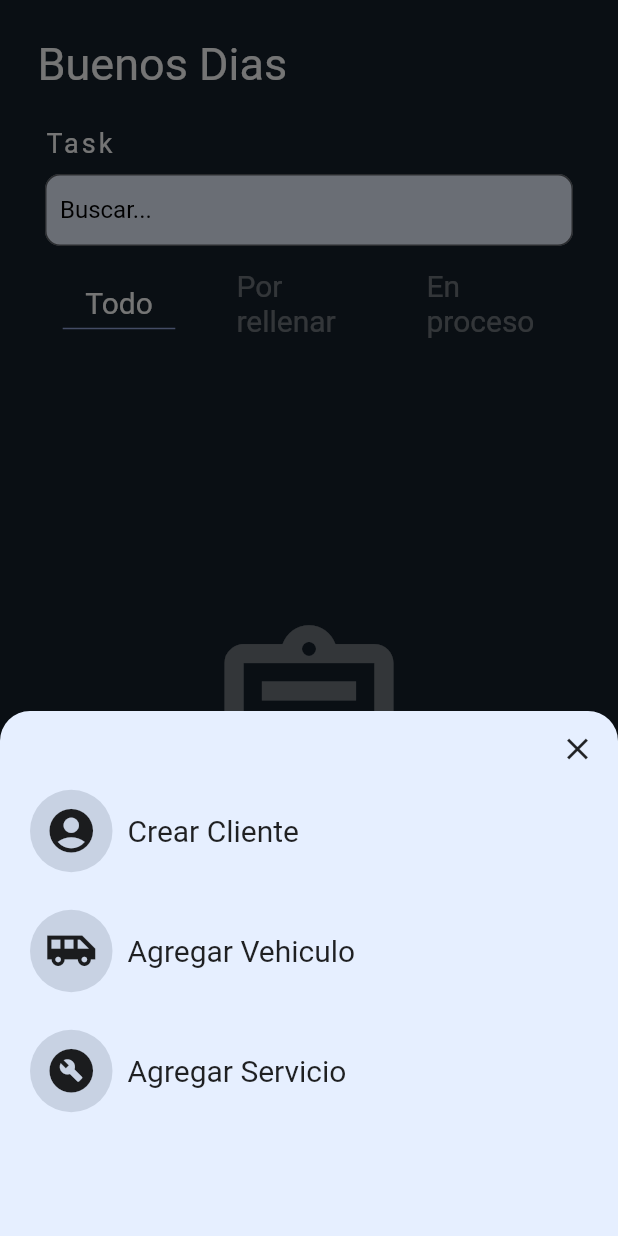
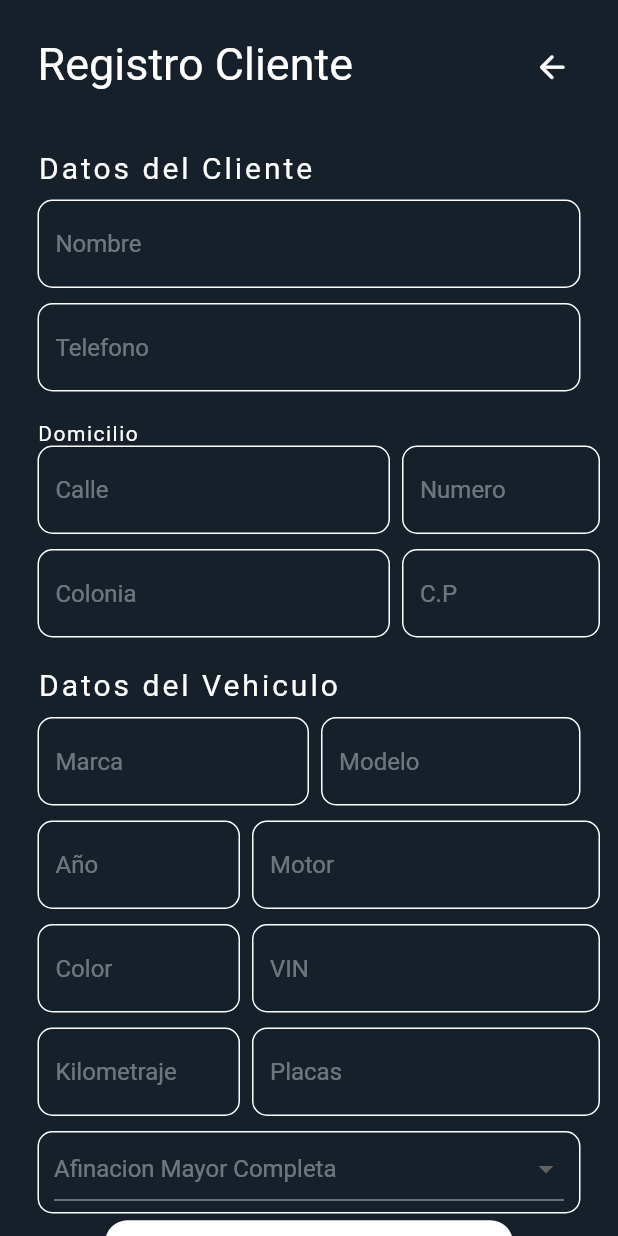
Before and after one commit to adanclv/aplicacion_mecanico, a Flutter app: the screen it shows after launch, item 3 of the bottom bar chosen, after a tap on "Crear Cliente", on a phone screen of 412 x 824 dp. Run offline on Flutter 3.47's test engine with Material 2 defaults, Android fonts, the phone set to English and light mode, and no system bars.

Commit message:
diseño p3(Registro clientes + cambios)

```diff
--- a/lib/main.dart
+++ b/lib/main.dart
@@ -3,6 +3,7 @@ import 'package:aplicacion_mecanico/vistas/Pantalla_citas.dart';
 import 'package:aplicacion_mecanico/vistas/Pantalla_clientes.dart';
 import 'package:aplicacion_mecanico/vistas/Pantalla_principal.dart';
 import 'package:aplicacion_mecanico/vistas/Registro_citas.dart';
+import 'package:aplicacion_mecanico/vistas/Registro_clientes.dart';
 import 'package:flutter/material.dart';
 import 'package:flutter/services.dart';
 
@@ -74,7 +75,12 @@ class _MyHomePageState extends State<MyHomePage> {
               ),
               GestureDetector(
                 onTap: () {
-                  print('funciona');
+                  Navigator.push(
+                    context,
+                    MaterialPageRoute(
+                      builder: (context) => Registro_clientes(),
+                    ),
+                  ).whenComplete(() => Navigator.pop(context));
                 },
                 child: BottonAddIcon(
                     iconName: Icons.account_circle_rounded,
--- a/lib/vistas/Pantalla_principal.dart
+++ b/lib/vistas/Pantalla_principal.dart
@@ -15,7 +15,7 @@ class _Pantalla_principal extends State<Pantalla_principal> {
   String mensaje = '';
 
   String buenosDTN() {
-    if (horaActual > 0 && horaActual <= 11) {
+    if (horaActual > 5 && horaActual <= 11) {
       mensaje = 'Buenos Dias';
     } else if (horaActual >= 11 && horaActual < 20) {
       mensaje = 'Buenas Tardes';
@@ -63,10 +63,8 @@ class _Pantalla_principal extends State<Pantalla_principal> {
                       EdgeInsets.symmetric(vertical: 10, horizontal: 10),
                   fillColor: Color(0xFFE6EFFF),
                   filled: true,
-                  label: Text(
-                    'Buscar...',
-                    style: TextStyle(color: Colors.black),
-                  ),
+                  hintText: 'Buscar...',
+                  hintStyle: TextStyle(color: Theme.of(context).primaryColor),
                   border: OutlineInputBorder(
                       borderSide: BorderSide(color: Colors.black),
                       borderRadius: BorderRadius.circular(10)),
@@ -110,7 +108,7 @@ class _Pantalla_principal extends State<Pantalla_principal> {
                   Icon(Icons.assignment_outlined,
                       color: Colors.white38, size: 150),
                   Text(
-                    'Sin Pendientes todavia',
+                    'Sin Pendientes',
                     style: TextStyle(color: Colors.white, fontSize: 25),
                   ),
                   Text(
--- a/lib/vistas/Registro_citas.dart
+++ b/lib/vistas/Registro_citas.dart
@@ -245,7 +245,7 @@ class _Registro_citas extends State<Registro_citas> {
                   ),
                 ],
               ),
-              SizedBox(height: 15),
+              SizedBox(height: 25),
               Row(
                 mainAxisAlignment: MainAxisAlignment.center,
                 children: [
@@ -284,7 +284,7 @@ class _Registro_citas extends State<Registro_citas> {
                     ),
                   ),
                 ],
-              )
+              ),
             ],
           ),
         ),
--- /dev/null
+++ b/lib/vistas/Registro_clientes.dart
@@ -0,0 +1,502 @@
+import 'package:flutter/cupertino.dart';
+import 'package:flutter/material.dart';
+
+class Registro_clientes extends StatefulWidget {
+  const Registro_clientes({super.key});
+
+  @override
+  State<Registro_clientes> createState() => _Registro_clientes();
+}
+
+class _Registro_clientes extends State<Registro_clientes> {
+  List<String> items = [
+    "Afinacion Mayor Completa",
+    "Servicio de Frenos",
+    "Servicio de suspension",
+    "Servicio de direccion Hidraulica",
+    "Condiciones del Motor",
+    "Condicion Sistema de Enfriamiento"
+  ];
+  String? selectedItem = "Afinacion Mayor Completa";
+
+  @override
+  Widget build(BuildContext context) {
+    return Scaffold(
+      backgroundColor: Theme.of(context).primaryColor,
+      body: SafeArea(
+        child: SingleChildScrollView(
+          child: Column(
+            crossAxisAlignment: CrossAxisAlignment.start,
+            children: [
+              Row(
+                mainAxisAlignment: MainAxisAlignment.spaceBetween,
+                children: [
+                  Text_info(cadena: 'Registro Cliente', opcion: 1),
+                  Padding(
+                    padding: const EdgeInsets.only(
+                        right: 20, left: 10, top: 15, bottom: 5),
+                    child: IconButton(
+                      onPressed: () {
+                        Navigator.pop(context);
+                      },
+                      icon: Icon(
+                        Icons.arrow_back_rounded,
+                        size: 25,
+                        color: Colors.white,
+                      ),
+                    ),
+                  )
+                ],
+              ),
+              Text_info(cadena: 'Datos del Cliente', opcion: 0),
+              SizedBox(height: 10),
+              Padding(
+                padding: EdgeInsets.only(left: 25, right: 25),
+                child: TextField(
+                  style: TextStyle(color: Colors.white),
+                  decoration: InputDecoration(
+                    enabledBorder: OutlineInputBorder(
+                        borderRadius: BorderRadius.circular(10),
+                        borderSide: BorderSide(color: Colors.white)),
+                    hintText: 'Nombre',
+                    hintStyle: TextStyle(color: Colors.white38),
+                    focusedBorder: OutlineInputBorder(
+                        borderRadius: BorderRadius.circular(10),
+                        borderSide: BorderSide(color: Colors.white)),
+                  ),
+                ),
+              ),
+              SizedBox(height: 10),
+              Padding(
+                padding: EdgeInsets.only(left: 25, right: 25),
+                child: TextField(
+                  style: TextStyle(color: Colors.white),
+                  decoration: InputDecoration(
+                    enabledBorder: OutlineInputBorder(
+                        borderRadius: BorderRadius.circular(10),
+                        borderSide: BorderSide(color: Colors.white)),
+                    hintText: 'Telefono',
+                    hintStyle: TextStyle(color: Colors.white38),
+                    focusedBorder: OutlineInputBorder(
+                        borderRadius: BorderRadius.circular(10),
+                        borderSide: BorderSide(color: Colors.white)),
+                  ),
+                ),
+              ),
+              Padding(
+                padding: EdgeInsets.only(left: 25, top: 20),
+                child: Text(
+                  'Domicilio',
+                  style: TextStyle(
+                      color: Colors.white, fontSize: 14, letterSpacing: 1),
+                ),
+              ),
+              Row(
+                children: [
+                  Container(
+                    width: 260,
+                    child: Container(
+                      width: 200,
+                      padding: EdgeInsets.only(left: 25),
+                      child: TextField(
+                        //maxLength: 30,
+                        style: TextStyle(color: Colors.white),
+                        decoration: InputDecoration(
+                          enabledBorder: OutlineInputBorder(
+                              borderRadius: BorderRadius.circular(10),
+                              borderSide: BorderSide(color: Colors.white)),
+                          hintText: 'Calle',
+                          hintStyle: TextStyle(color: Colors.white38),
+                          focusedBorder: OutlineInputBorder(
+                            borderRadius: BorderRadius.circular(10),
+                            borderSide: BorderSide(color: Colors.white),
+                          ),
+                        ),
+                      ),
+                    ),
+                  ),
+                  Container(
+                    width: 160,
+                    child: Padding(
+                      padding: EdgeInsets.only(left: 8, right: 20),
+                      child: TextField(
+                        //maxLength: 5,
+                        style: TextStyle(color: Colors.white),
+                        decoration: InputDecoration(
+                          enabledBorder: OutlineInputBorder(
+                              borderRadius: BorderRadius.circular(10),
+                              borderSide: BorderSide(color: Colors.white)),
+                          hintText: 'Numero',
+                          hintStyle: TextStyle(color: Colors.white38),
+                          focusedBorder: OutlineInputBorder(
+                            borderRadius: BorderRadius.circular(10),
+                            borderSide: BorderSide(color: Colors.white),
+                          ),
+                        ),
+                      ),
+                    ),
+                  ),
+                ],
+              ),
+              SizedBox(height: 10),
+              Row(
+                children: [
+                  Container(
+                    width: 260,
+                    child: Container(
+                      width: 200,
+                      padding: EdgeInsets.only(left: 25),
+                      child: TextField(
+                        //maxLength: 30,
+                        style: TextStyle(color: Colors.white),
+                        decoration: InputDecoration(
+                          enabledBorder: OutlineInputBorder(
+                              borderRadius: BorderRadius.circular(10),
+                              borderSide: BorderSide(color: Colors.white)),
+                          hintText: 'Colonia',
+                          hintStyle: TextStyle(color: Colors.white38),
+                          focusedBorder: OutlineInputBorder(
+                            borderRadius: BorderRadius.circular(10),
+                            borderSide: BorderSide(color: Colors.white),
+                          ),
+                        ),
+                      ),
+                    ),
+                  ),
+                  Container(
+                    width: 160,
+                    child: Padding(
+                      padding: EdgeInsets.only(left: 8, right: 20),
+                      child: TextField(
+                        //maxLength: 5,
+                        style: TextStyle(color: Colors.white),
+                        decoration: InputDecoration(
+                          enabledBorder: OutlineInputBorder(
+                              borderRadius: BorderRadius.circular(10),
+                              borderSide: BorderSide(color: Colors.white)),
+                          hintText: 'C.P',
+                          hintStyle: TextStyle(color: Colors.white38),
+                          focusedBorder: OutlineInputBorder(
+                            borderRadius: BorderRadius.circular(10),
+                            borderSide: BorderSide(color: Colors.white),
+                          ),
+                        ),
+                      ),
+                    ),
+                  ),
+                ],
+              ),
+              Text_info(cadena: 'Datos del Vehiculo', opcion: 0),
+              SizedBox(height: 10),
+              Row(
+                children: [
+                  Expanded(
+                    child: Padding(
+                      padding: EdgeInsets.only(left: 25),
+                      child: TextField(
+                        style: TextStyle(color: Colors.white),
+                        decoration: InputDecoration(
+                          enabledBorder: OutlineInputBorder(
+                              borderRadius: BorderRadius.circular(10),
+                              borderSide: BorderSide(color: Colors.white)),
+                          hintText: 'Marca',
+                          hintStyle: TextStyle(color: Colors.white38),
+                          focusedBorder: OutlineInputBorder(
+                            borderRadius: BorderRadius.circular(10),
+                            borderSide: BorderSide(color: Colors.white),
+                          ),
+                        ),
+                      ),
+                    ),
+                  ),
+                  Expanded(
+                    child: Padding(
+                      padding: EdgeInsets.only(left: 8, right: 25),
+                      child: TextField(
+                        style: TextStyle(color: Colors.white),
+                        decoration: InputDecoration(
+                          enabledBorder: OutlineInputBorder(
+                              borderRadius: BorderRadius.circular(10),
+                              borderSide: BorderSide(color: Colors.white)),
+                          hintText: 'Modelo',
+                          hintStyle: TextStyle(color: Colors.white38),
+                          focusedBorder: OutlineInputBorder(
+                            borderRadius: BorderRadius.circular(10),
+                            borderSide: BorderSide(color: Colors.white),
+                          ),
+                        ),
+                      ),
+                    ),
+                  ),
+                ],
+              ),
+              SizedBox(height: 10),
+              Row(
+                children: [
+                  Container(
+                    width: 160,
+                    child: Container(
+                      width: 200,
+                      padding: EdgeInsets.only(left: 25),
+                      child: TextField(
+                        //maxLength: 4,
+                        style: TextStyle(color: Colors.white),
+                        decoration: InputDecoration(
+                          enabledBorder: OutlineInputBorder(
+                              borderRadius: BorderRadius.circular(10),
+                              borderSide: BorderSide(color: Colors.white)),
+                          hintText: 'Año',
+                          hintStyle: TextStyle(color: Colors.white38),
+                          focusedBorder: OutlineInputBorder(
+                            borderRadius: BorderRadius.circular(10),
+                            borderSide: BorderSide(color: Colors.white),
+                          ),
+                        ),
+                      ),
+                    ),
+                  ),
+                  Container(
+                    width: 260,
+                    child: Padding(
+                      padding: EdgeInsets.only(left: 8, right: 20),
+                      child: TextField(
+                        //maxLength: 15,
+                        style: TextStyle(color: Colors.white),
+                        decoration: InputDecoration(
+                          enabledBorder: OutlineInputBorder(
+                              borderRadius: BorderRadius.circular(10),
+                              borderSide: BorderSide(color: Colors.white)),
+                          hintText: 'Motor',
+                          hintStyle: TextStyle(color: Colors.white38),
+                          focusedBorder: OutlineInputBorder(
+                            borderRadius: BorderRadius.circular(10),
+                            borderSide: BorderSide(color: Colors.white),
+                          ),
+                        ),
+                      ),
+                    ),
+                  ),
+                ],
+              ),
+              SizedBox(height: 10),
+              Row(
+                children: [
+                  Container(
+                    width: 160,
+                    child: Container(
+                      width: 200,
+                      padding: EdgeInsets.only(left: 25),
+                      child: TextField(
+                        //maxLength: 10,
+                        style: TextStyle(color: Colors.white),
+                        decoration: InputDecoration(
+                          enabledBorder: OutlineInputBorder(
+                              borderRadius: BorderRadius.circular(10),
+                              borderSide: BorderSide(color: Colors.white)),
+                          hintText: 'Color',
+                          hintStyle: TextStyle(color: Colors.white38),
+                          focusedBorder: OutlineInputBorder(
+                            borderRadius: BorderRadius.circular(10),
+                            borderSide: BorderSide(color: Colors.white),
+                          ),
+                        ),
+                      ),
+                    ),
+                  ),
+                  Container(
+                    width: 260,
+                    child: Padding(
+                      padding: EdgeInsets.only(left: 8, right: 20),
+                      child: TextField(
+                        //maxLength: 17,
+                        style: TextStyle(color: Colors.white),
+                        decoration: InputDecoration(
+                          enabledBorder: OutlineInputBorder(
+                              borderRadius: BorderRadius.circular(10),
+                              borderSide: BorderSide(color: Colors.white)),
+                          hintText: 'VIN',
+                          hintStyle: TextStyle(color: Colors.white38),
+                          focusedBorder: OutlineInputBorder(
+                            borderRadius: BorderRadius.circular(10),
+                            borderSide: BorderSide(color: Colors.white),
+                          ),
+                        ),
+                      ),
+                    ),
+                  ),
+                ],
+              ),
+              SizedBox(height: 10),
+              Row(
+                children: [
+                  Container(
+                    width: 160,
+                    child: Container(
+                      width: 200,
+                      padding: EdgeInsets.only(left: 25),
+                      child: TextField(
+                        //maxLength: 10,
+                        style: TextStyle(color: Colors.white),
+                        decoration: InputDecoration(
+                          enabledBorder: OutlineInputBorder(
+                              borderRadius: BorderRadius.circular(10),
+                              borderSide: BorderSide(color: Colors.white)),
+                          hintText: 'Kilometraje',
+                          hintStyle: TextStyle(color: Colors.white38),
+                          focusedBorder: OutlineInputBorder(
+                            borderRadius: BorderRadius.circular(10),
+                            borderSide: BorderSide(color: Colors.white),
+                          ),
+                        ),
+                      ),
+                    ),
+                  ),
+                  Container(
+                    width: 260,
+                    child: Padding(
+                      padding: EdgeInsets.only(left: 8, right: 20),
+                      child: TextField(
+                        //maxLength: 7,
+                        style: TextStyle(color: Colors.white),
+                        decoration: InputDecoration(
+                          enabledBorder: OutlineInputBorder(
+                              borderRadius: BorderRadius.circular(10),
+                              borderSide: BorderSide(color: Colors.white)),
+                          hintText: 'Placas',
+                          hintStyle: TextStyle(color: Colors.white38),
+                          focusedBorder: OutlineInputBorder(
+                            borderRadius: BorderRadius.circular(10),
+                            borderSide: BorderSide(color: Colors.white),
+                          ),
+                        ),
+                      ),
+                    ),
+                  ),
+                ],
+              ),
+              SizedBox(height: 10),
+              Padding(
+                padding: EdgeInsets.only(left: 25, right: 25),
+                child: Container(
+                  padding: EdgeInsets.only(left: 10, right: 10),
+                  height: 55,
+                  decoration: BoxDecoration(
+                    border: Border.all(color: Colors.white),
+                    borderRadius: BorderRadius.circular(10),
+                    //color: Theme.of(context).primaryColor
+                  ),
+                  child: DropdownButton(
+                    borderRadius: BorderRadius.circular(10),
+                    menuMaxHeight: 200,
+                    dropdownColor: Theme.of(context).primaryColor,
+                    style: TextStyle(color: Colors.white38, fontSize: 16),
+                    value: selectedItem,
+                    isExpanded: true,
+                    items: items.map<DropdownMenuItem<String>>((String value) {
+                      return DropdownMenuItem<String>(
+                        value: value,
+                        child: Text(value),
+                      );
+                    }).toList(),
+                    onChanged: (item) {
+                      setState(() => selectedItem = item);
+                    },
+                  ),
+                ),
+              ),
+              Row(
+                mainAxisAlignment: MainAxisAlignment.center,
+                children: [
+                  ElevatedButton(
+                    style: ElevatedButton.styleFrom(
+                        padding:
+                            EdgeInsets.symmetric(horizontal: 35, vertical: 10),
+                        shape: RoundedRectangleBorder(
+                            borderRadius: BorderRadius.circular(15)),
+                        backgroundColor: Colors.white),
+                    onPressed: () {
+                      Navigator.pop(context);
+                    },
+                    child: Text(
+                      'Agregar otro mantenimiento',
+                      style: TextStyle(
+                          fontSize: 16, color: Theme.of(context).primaryColor),
+                    ),
+                  ),
+                ],
+              ),
+              Row(
+                mainAxisAlignment: MainAxisAlignment.center,
+                children: [
+                  Padding(
+                    padding: EdgeInsets.symmetric(horizontal: 10, vertical: 20),
+                    child: ElevatedButton(
+                      style: ElevatedButton.styleFrom(
+                          padding: EdgeInsets.symmetric(
+                              horizontal: 35, vertical: 15),
+                          shape: RoundedRectangleBorder(
+                              borderRadius: BorderRadius.circular(15)),
+                          backgroundColor: Color(0xFF95A6DC)),
+                      onPressed: () {
+                        print("soy omelo");
+                      },
+                      child: Text(
+                        'Guardar',
+                        style: TextStyle(
+                            fontSize: 16,
+                            color: Theme.of(context).primaryColor),
+                      ),
+                    ),
+                  ),
+                  ElevatedButton(
+                    style: ElevatedButton.styleFrom(
+                        padding:
+                            EdgeInsets.symmetric(horizontal: 35, vertical: 15),
+                        shape: RoundedRectangleBorder(
+                            borderRadius: BorderRadius.circular(15)),
+                        backgroundColor: Color(0xFF95A6DC)),
+                    onPressed: () {
+                      Navigator.pop(context);
+                      print("chino");
+                    },
+                    child: Text(
+                      'Cancelar',
+                      style: TextStyle(
+                          fontSize: 16, color: Theme.of(context).primaryColor),
+                    ),
+                  ),
+                ],
+              ),
+            ],
+          ),
+        ),
+      ),
+    );
+  }
+}
+
+class Text_info extends StatelessWidget {
+  final String cadena;
+  final int opcion;
+  const Text_info({super.key, required this.cadena, required this.opcion});
+
+  @override
+  Widget build(BuildContext context) {
+    return opcion == 0
+        ? Padding(
+            padding: EdgeInsets.only(left: 25, top: 20),
+            child: Text(
+              cadena,
+              style: TextStyle(
+                  color: Colors.white, fontSize: 20, letterSpacing: 2),
+            ),
+          )
+        : Padding(
+            padding: EdgeInsets.only(left: 25, right: 25, top: 25, bottom: 20),
+            child: Text(
+              cadena,
+              style: TextStyle(color: Colors.white, fontSize: 30),
+            ),
+          );
+  }
+}
```
